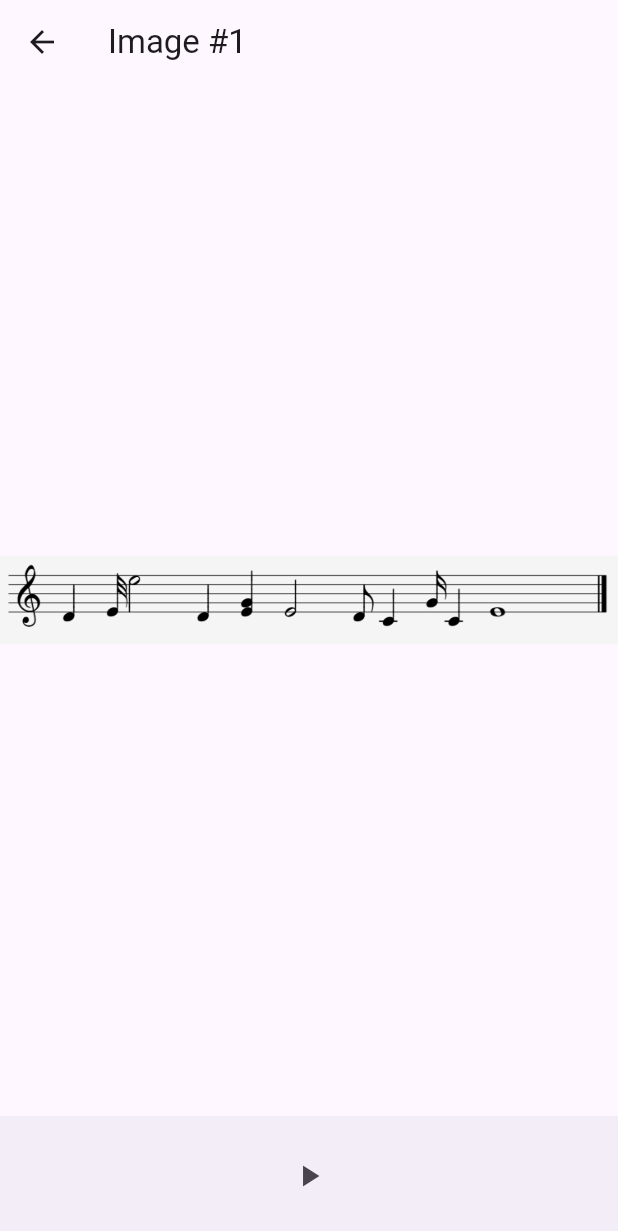
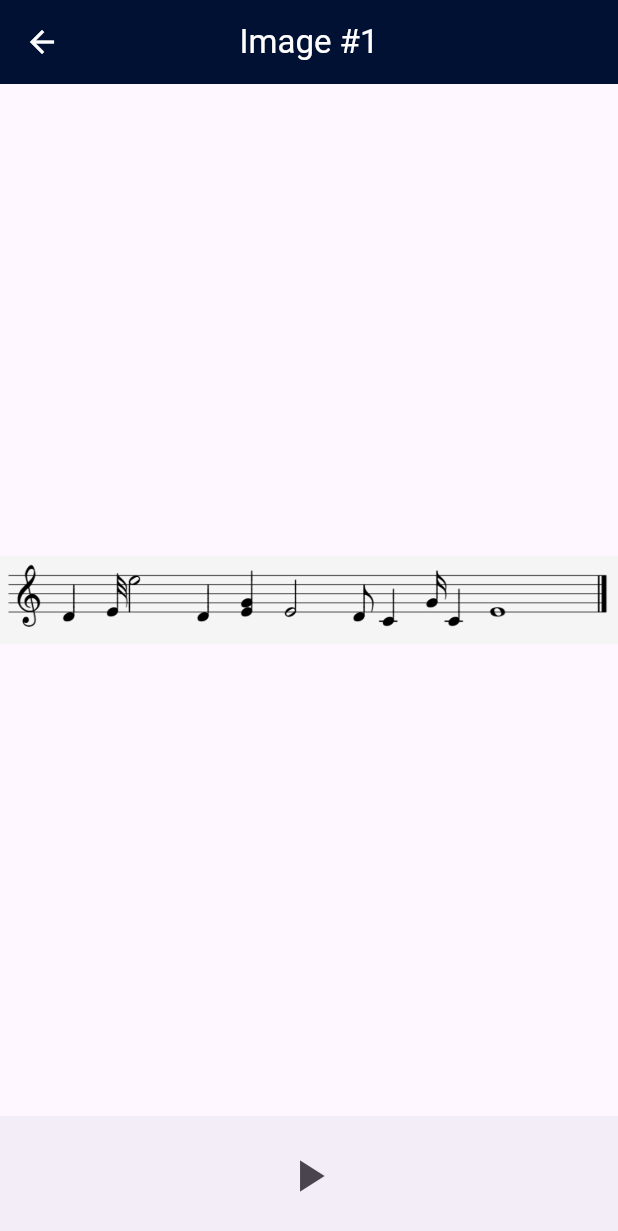
Before and after one commit to gadhiaeesha/capstone, a Flutter app: the screen it shows after launch, scrolled down 126 dp, after a tap on the "music note" icon, on a phone screen of 412 x 824 dp. Shown: the top 1231 px of the screen. Run offline on Flutter 3.47's test engine with Material 3 defaults, Android fonts, the phone set to English and light mode, and no system bars; our stand-ins replace image_picker, permission_handler.

Commit message:
appBar work

```diff
--- a/frontend/lib/Pages/home_page.dart
+++ b/frontend/lib/Pages/home_page.dart
@@ -8,7 +8,7 @@ import 'package:frontend/Constants/api.dart';
 import 'package:frontend/Models/image.dart';
 import 'package:frontend/Pages/image_page.dart';
 import 'package:frontend/Pages/upload_page.dart';
-import 'package:frontend/Widgets/app_bar.dart';
+import 'package:frontend/Widgets/homePage_app_bar.dart';
 import 'package:frontend/Widgets/image_container.dart';
 import 'package:http/http.dart' as http;
 import 'package:image_picker/image_picker.dart';
@@ -78,18 +78,9 @@ class _HomePageState extends State<HomePage> {
                   ),
                 ),
                 const SizedBox(height: 70),
-                /* _image != null
-                  ? Image.file(
-                      _image!,
-                      width: 100,
-                      height:100,
-                      fit: BoxFit.cover
-                    )
-                    : const FlutterLogo(size: 160.0), */
                 ElevatedButton(
                   onPressed: () {
                     getImage(ImageSource.gallery);
-
                   },
                   child: Container(
                     width: 280,
@@ -218,7 +209,7 @@ class _HomePageState extends State<HomePage> {
   @override
   Widget build(BuildContext context) {
     return Scaffold(
-      appBar: CustomAppBar(
+      appBar: HomeAppBar(
         onMenuItemClicked: (menuItem) {
           // Handle menu item click here
           print('Clicked on: $menuItem');
--- a/frontend/lib/Pages/image_page.dart
+++ b/frontend/lib/Pages/image_page.dart
@@ -1,5 +1,6 @@
 import 'package:flutter/material.dart';
-import 'package:frontend/Widgets/app_bar.dart';
+import 'package:frontend/Widgets/homePage_app_bar.dart';
+import 'package:frontend/Widgets/subPage_app_bar.dart';
 
 class ImagePage extends StatefulWidget {
   final String title;
@@ -19,9 +20,7 @@ class _ImagePageState extends State<ImagePage> {
   @override
   Widget build(BuildContext context) {
     return Scaffold(
-      appBar: AppBar(
-        title: Text(widget.title),
-      ),
+      appBar: subPageAppBar(context, widget.title),
       body: Center(
         child: Image.asset(widget.imagePath),
       ),
@@ -36,6 +35,7 @@ class _ImagePageState extends State<ImagePage> {
                 });
               },
               icon: Icon(_isPlaying ? Icons.pause : Icons.play_arrow),
+              iconSize: 36,
             ),
           ],
         ),
--- a/frontend/lib/Widgets/app_bar.dart
+++ b/frontend/lib/Widgets/homePage_app_bar.dart
@@ -2,10 +2,10 @@
 
 import 'package:flutter/material.dart';
 
-class CustomAppBar extends StatelessWidget implements PreferredSizeWidget {
+class HomeAppBar extends StatelessWidget implements PreferredSizeWidget {
   final Function(String) onMenuItemClicked;
 
-  const CustomAppBar({super.key, required this.onMenuItemClicked});
+  const HomeAppBar({super.key, required this.onMenuItemClicked});
 
   @override
   Widget build(BuildContext context) {
--- /dev/null
+++ b/frontend/lib/Widgets/subPage_app_bar.dart
@@ -0,0 +1,22 @@
+import 'package:flutter/material.dart';
+
+AppBar subPageAppBar(BuildContext context, String title) {
+  return AppBar(
+    leading: IconButton(
+      icon: const Icon(
+        Icons.arrow_back,
+        color: Colors.white,
+      ),
+      onPressed: () {
+        Navigator.pop(context);
+      },
+    ),
+    title: Text(
+      title,
+      style: const TextStyle(color: Colors.white),
+    ),
+    centerTitle: true,
+    elevation: 0.0,
+    backgroundColor: const Color(0xFF001133),
+  );
+}
```
Also changed, not shown: frontend/lib/Pages/upload_page.dart (+3 -4 lines), notes.txt (+11 -0 lines).
